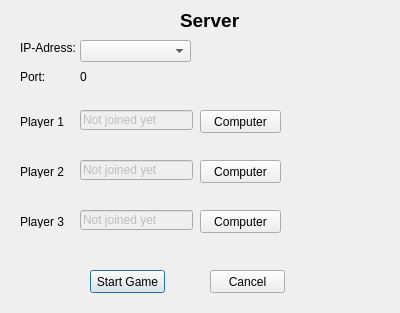
Before: the Qt Designer form gui/createserverdialog.ui in pfriesch/qtMauMau, drawn with Qt 5.
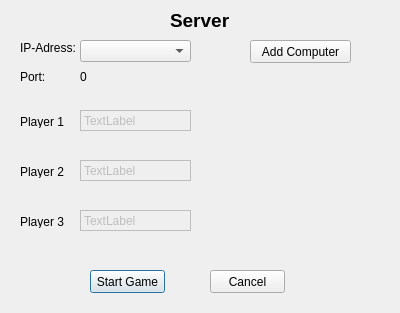
After: the same form once the commit is applied.

What changed in the file:
```diff
--- a/gui/createserverdialog.ui
+++ b/gui/createserverdialog.ui
@@ -16,7 +16,7 @@
   <widget class="QLabel" name="titlelbl">
    <property name="geometry">
     <rect>
-     <x>180</x>
+     <x>170</x>
      <y>10</y>
      <width>61</width>
      <height>21</height>
@@ -72,63 +72,6 @@
     <string>Player 3</string>
    </property>
   </widget>
-  <widget class="QLineEdit" name="player1txt">
-   <property name="enabled">
-    <bool>false</bool>
-   </property>
-   <property name="geometry">
-    <rect>
-     <x>80</x>
-     <y>110</y>
-     <width>113</width>
-     <height>20</height>
-    </rect>
-   </property>
-   <property name="text">
-    <string>Not joined yet</string>
-   </property>
-   <property name="readOnly">
-    <bool>false</bool>
-   </property>
-  </widget>
-  <widget class="QLineEdit" name="player2txt">
-   <property name="enabled">
-    <bool>false</bool>
-   </property>
-   <property name="geometry">
-    <rect>
-     <x>80</x>
-     <y>160</y>
-     <width>113</width>
-     <height>20</height>
-    </rect>
-   </property>
-   <property name="text">
-    <string>Not joined yet</string>
-   </property>
-   <property name="readOnly">
-    <bool>false</bool>
-   </property>
-  </widget>
-  <widget class="QLineEdit" name="player3txt">
-   <property name="enabled">
-    <bool>false</bool>
-   </property>
-   <property name="geometry">
-    <rect>
-     <x>80</x>
-     <y>210</y>
-     <width>113</width>
-     <height>20</height>
-    </rect>
-   </property>
-   <property name="text">
-    <string>Not joined yet</string>
-   </property>
-   <property name="readOnly">
-    <bool>false</bool>
-   </property>
-  </widget>
   <widget class="QPushButton" name="startgamebtn">
    <property name="geometry">
     <rect>
@@ -210,40 +153,71 @@
   <widget class="QPushButton" name="pushButton">
    <property name="geometry">
     <rect>
-     <x>200</x>
+     <x>250</x>
+     <y>40</y>
+     <width>101</width>
+     <height>23</height>
+    </rect>
+   </property>
+   <property name="text">
+    <string>Add Computer</string>
+   </property>
+  </widget>
+  <widget class="QLabel" name="player1statlbl">
+   <property name="enabled">
+    <bool>false</bool>
+   </property>
+   <property name="geometry">
+    <rect>
+     <x>80</x>
      <y>110</y>
-     <width>81</width>
-     <height>23</height>
+     <width>111</width>
+     <height>21</height>
     </rect>
    </property>
+   <property name="frameShape">
+    <enum>QFrame::Box</enum>
+   </property>
    <property name="text">
-    <string>Computer</string>
+    <string>TextLabel</string>
    </property>
   </widget>
-  <widget class="QPushButton" name="pushButton_2">
+  <widget class="QLabel" name="player2statlbl">
+   <property name="enabled">
+    <bool>false</bool>
+   </property>
    <property name="geometry">
     <rect>
-     <x>200</x>
+     <x>80</x>
      <y>160</y>
-     <width>81</width>
-     <height>23</height>
+     <width>111</width>
+     <height>21</height>
     </rect>
    </property>
+   <property name="frameShape">
+    <enum>QFrame::Box</enum>
+   </property>
    <property name="text">
-    <string>Computer</string>
+    <string>TextLabel</string>
    </property>
   </widget>
-  <widget class="QPushButton" name="pushButton_3">
+  <widget class="QLabel" name="player3statlbl">
+   <property name="enabled">
+    <bool>false</bool>
+   </property>
    <property name="geometry">
     <rect>
-     <x>200</x>
+     <x>80</x>
      <y>210</y>
-     <width>81</width>
-     <height>23</height>
+     <width>111</width>
+     <height>21</height>
     </rect>
    </property>
+   <property name="frameShape">
+    <enum>QFrame::Box</enum>
+   </property>
    <property name="text">
-    <string>Computer</string>
+    <string>TextLabel</string>
    </property>
   </widget>
  </widget>
```
Left out of the diff: 2 changed lines with no effect on the pictures.
